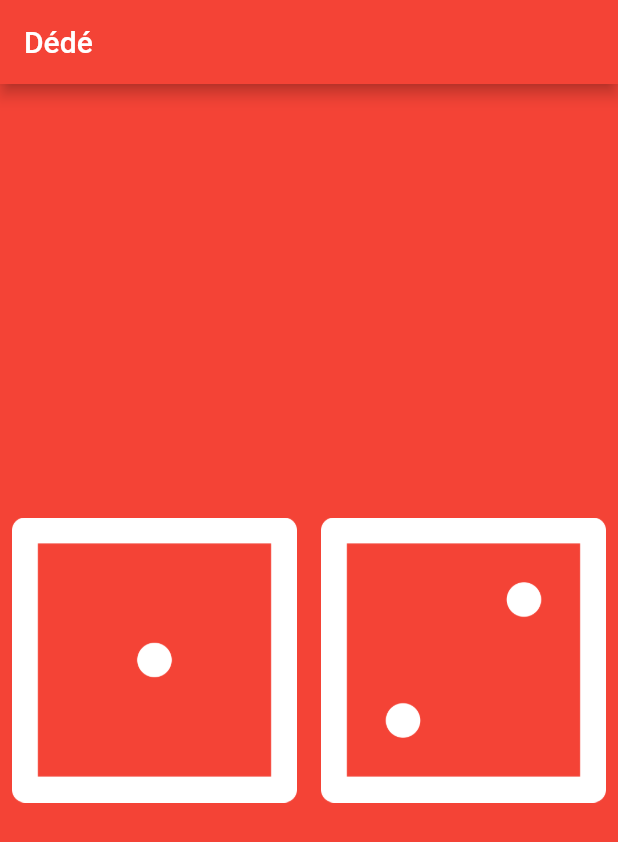
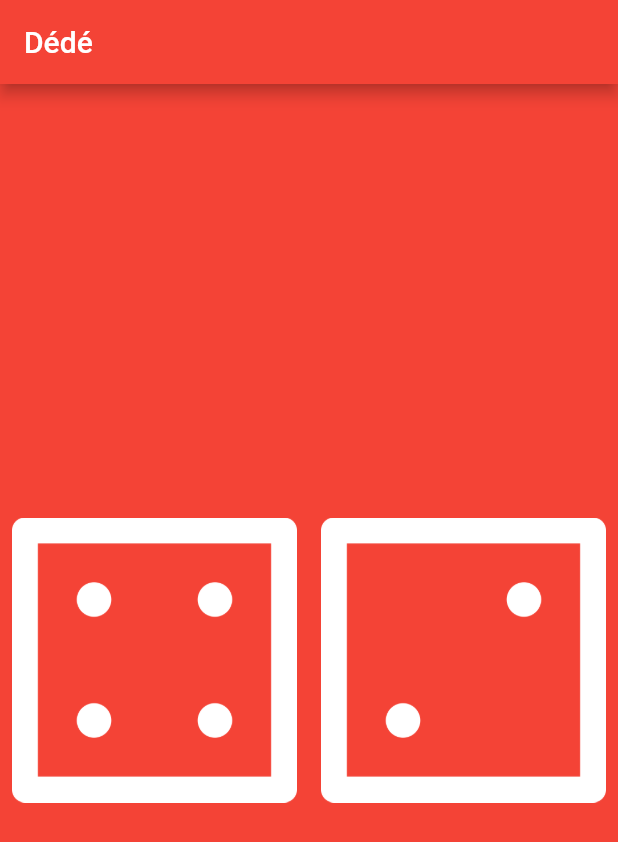
Before and after one commit to sylvia974/projet_de, a Flutter app: the screen it shows after launch, on a phone screen of 412 x 824 dp. Shown: the top 842 px of the screen. Run offline on Flutter 3.47's test engine with Material 2 defaults, Android fonts, the phone set to English and light mode, and no system bars.

Commit message:
En dessous de la déclaration de la classe DicePage  avant le override mettre la variable leftDiceNumber = 5; Image.asset('images/dices$leftDiceNumber.png')

```diff
--- a/lib/main.dart
+++ b/lib/main.dart
@@ -16,6 +16,7 @@ void main() {
 }
 
 class DicePage extends StatelessWidget {
+  int leftDiceNumber = 4;
   @override
   Widget build(BuildContext context) {
     return Container(
@@ -24,11 +25,11 @@ class DicePage extends StatelessWidget {
                 children: [
 
                 Expanded(
-                  child: TextButton(onPressed:(){print('Vous avez appuyé sur l\'image de gauche');},
-                      child: Image.asset('asset/images/dice1.png', width: 200, height: 200))),
+                  child: TextButton(onPressed:(){print("Vous avez appuyé sur l'image de gauche");},
+                      child: Image.asset('asset/images/dice$leftDiceNumber.png', width: 200, height: 200))),
 
                 Expanded(
-                    child: TextButton(onPressed:(){print('Vous avez appuyé sur l\'image de droite');},
+                    child: TextButton(onPressed:(){print("Vous avez appuyé sur l'image de droite");},
                         child: Image.asset('asset/images/dice2.png',width: 200,height: 200))),
     ],
     ),
```
